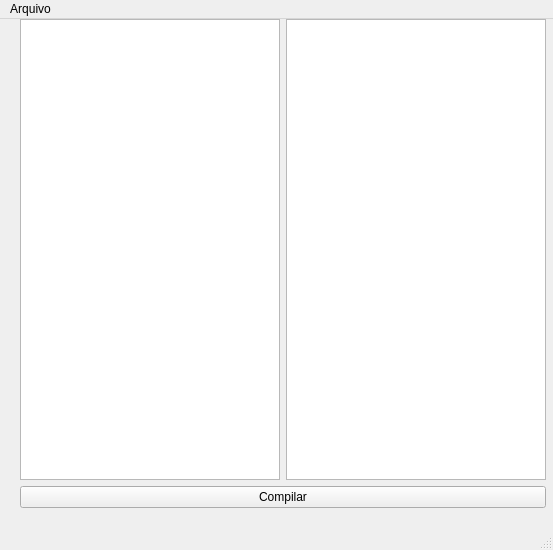
giovannicuriel/disguise, file giovannicuriel/disguise/ui/MainWindow.ui: the form before one commit.
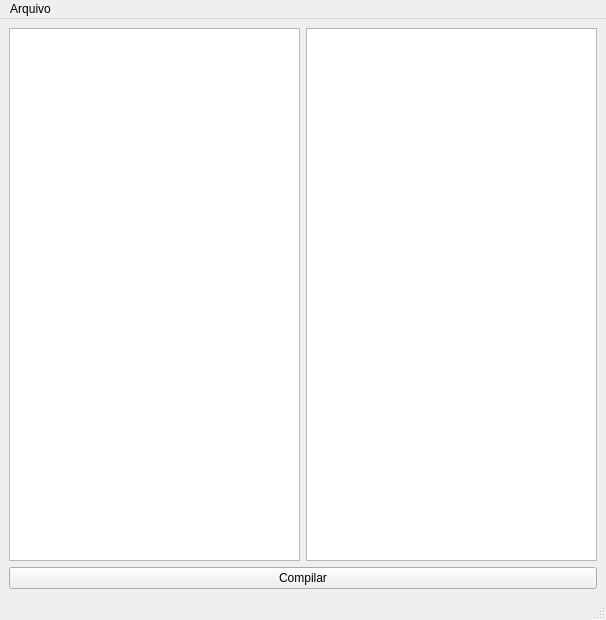
The form after the commit.

Patch:
```diff
--- a/giovannicuriel/disguise/ui/MainWindow.ui
+++ b/giovannicuriel/disguise/ui/MainWindow.ui
@@ -6,43 +6,36 @@
    <rect>
     <x>0</x>
     <y>0</y>
-    <width>553</width>
-    <height>550</height>
+    <width>606</width>
+    <height>620</height>
    </rect>
   </property>
   <property name="windowTitle">
    <string>dis.gui.se</string>
   </property>
   <widget class="QWidget" name="centralwidget">
-   <widget class="QWidget" name="verticalLayoutWidget">
-    <property name="geometry">
-     <rect>
-      <x>20</x>
-      <y>0</y>
-      <width>526</width>
-      <height>501</height>
-     </rect>
-    </property>
+   <layout class="QGridLayout" name="gridLayout">
+    <item row="0" column="0">
     <layout class="QVBoxLayout" name="verticalLayout">
-     <property name="sizeConstraint">
-      <enum>QLayout::SetDefaultConstraint</enum>
-     </property>
-     <property name="leftMargin">
-      <number>0</number>
-     </property>
-     <property name="topMargin">
-      <number>0</number>
-     </property>
-     <property name="bottomMargin">
-      <number>12</number>
-     </property>
      <item>
       <layout class="QHBoxLayout" name="horizontalLayout">
        <item>
-        <widget class="QPlainTextEdit" name="pte_Source_Code"/>
+         <widget class="QPlainTextEdit" name="pteSourceCode">
+          <property name="font">
+           <font>
+            <family>Courier New</family>
+           </font>
+          </property>
+         </widget>
        </item>
        <item>
-        <widget class="QPlainTextEdit" name="pte_Compiled_Code"/>
+         <widget class="QPlainTextEdit" name="pteCompiledResults">
+          <property name="font">
+           <font>
+            <family>Courier New</family>
+           </font>
+          </property>
+         </widget>
        </item>
       </layout>
      </item>
@@ -58,14 +51,15 @@
       </layout>
      </item>
     </layout>
-   </widget>
+    </item>
+   </layout>
   </widget>
   <widget class="QMenuBar" name="menubar">
    <property name="geometry">
     <rect>
      <x>0</x>
      <y>0</y>
-     <width>553</width>
+     <width>606</width>
      <height>22</height>
     </rect>
    </property>
```
Lines whose indentation alone changed are shown as unchanged.
